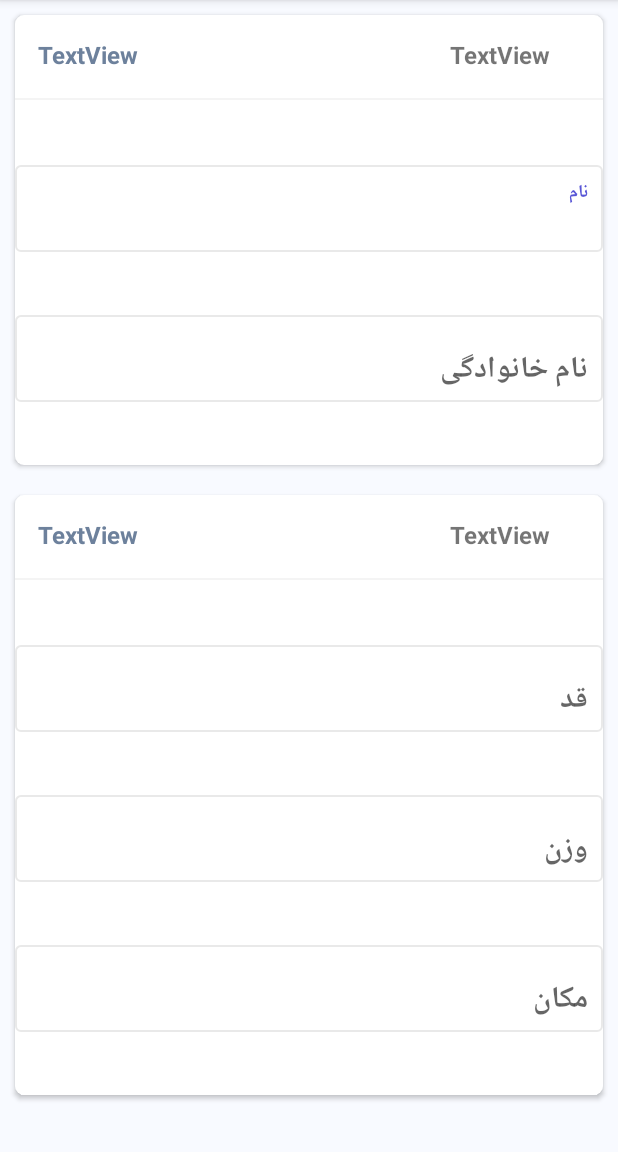
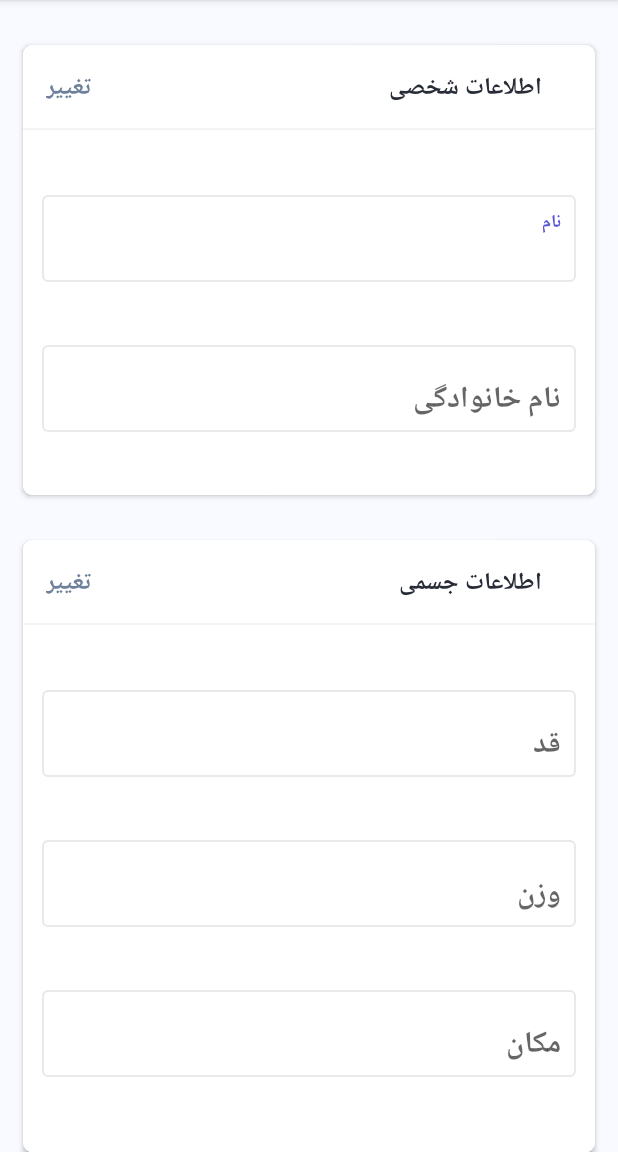
Before and after one commit to Geekologyir/Parvaneh, an Android app: the documentActivity screen opened directly, with no data from a screen before it, on a phone screen of 412 x 824 dp, the part 84-1236 px from its top. Run offline under Robolectric (Android 15) with nearby library versions, the phone set to English and light mode, and no system bars.

Commit message:
document activity1

```diff
--- a/app/src/main/AndroidManifest.xml
+++ b/app/src/main/AndroidManifest.xml
@@ -36,7 +36,8 @@
             android:label="@string/title_activity_login" />
         <activity android:name=".SignupActivity" />
         <activity android:name=".ForgetActivity" />
-        <activity android:name=".NewSportPlanActivity"></activity>
+        <activity android:name=".NewSportPlanActivity" />
+        <activity android:name=".Chang_Document"></activity>
     </application>
 
 </manifest>
--- /dev/null
+++ b/app/src/main/java/ir/geek/parvaneh/Chang_Document.java
@@ -0,0 +1,13 @@
+package ir.geek.parvaneh;
+
+import android.support.v7.app.AppCompatActivity;
+import android.os.Bundle;
+
+public class Chang_Document extends AppCompatActivity {
+
+    @Override
+    protected void onCreate(Bundle savedInstanceState) {
+        super.onCreate(savedInstanceState);
+        setContentView(R.layout.activity_chang__document);
+    }
+}
--- a/app/src/main/java/ir/geek/parvaneh/documentActivity.java
+++ b/app/src/main/java/ir/geek/parvaneh/documentActivity.java
@@ -1,13 +1,53 @@
 package ir.geek.parvaneh;
 
+import android.content.Intent;
 import android.support.v7.app.AppCompatActivity;
 import android.os.Bundle;
+import android.view.View;
+import android.widget.EditText;
+import android.widget.TextView;
 
 public class documentActivity extends AppCompatActivity {
+
+    TextView changPersonalInfo;
+    TextView txtpersonalinfo;
+    TextView changcorporealInfo;
+    TextView txtcorporealInfo;
+    EditText Fname;
+    EditText Lname;
+    EditText size;
+    EditText weight;
+    EditText place;
+
 
     @Override
     protected void onCreate(Bundle savedInstanceState) {
         super.onCreate(savedInstanceState);
         setContentView(R.layout.activity_document);
+
+        TextView changPersonalInfo=(TextView)findViewById(R.id.changPersonalInfo);
+        changPersonalInfo.setOnClickListener(new View.OnClickListener() {
+            @Override
+            public void onClick(View view) {
+                startActivity(new Intent(documentActivity.this,Chang_Document.class));
+                finish();
+            }
+        });
+        TextView txtpersonalinfo=(TextView)findViewById(R.id.txtcorporealInfo);
+        TextView changcorporealInfo=(TextView)findViewById(R.id.changcorporealInfo);
+        changcorporealInfo.setOnClickListener(new View.OnClickListener() {
+            @Override
+            public void onClick(View view) {
+                startActivity(new Intent(documentActivity.this,Chang_Document.class));
+                finish();
+            }
+        });
+        TextView txtcorporealInfo=(TextView)findViewById(R.id.txtcorporealInfo);
+
+        EditText Fname=(EditText)findViewById(R.id.Fname);
+        EditText Lname=(EditText)findViewById(R.id.Lname);
+        EditText size=(EditText)findViewById(R.id.size);
+        EditText weight=(EditText)findViewById(R.id.weight);
+        EditText place=(EditText)findViewById(R.id.place);
     }
 }
--- /dev/null
+++ b/app/src/main/res/layout/activity_chang__document.xml
@@ -0,0 +1,9 @@
+<?xml version="1.0" encoding="utf-8"?>
+<android.support.constraint.ConstraintLayout xmlns:android="http://schemas.android.com/apk/res/android"
+    xmlns:app="http://schemas.android.com/apk/res-auto"
+    xmlns:tools="http://schemas.android.com/tools"
+    android:layout_width="match_parent"
+    android:layout_height="match_parent"
+    tools:context="ir.geek.parvaneh.Chang_Document">
+
+</android.support.constraint.ConstraintLayout>
--- a/app/src/main/res/layout/activity_document.xml
+++ b/app/src/main/res/layout/activity_document.xml
@@ -47,16 +47,16 @@
             android:layout_width="match_parent"
             android:layout_height="300dp"
             android:layout_below="@id/my_toolbar"
-           android:layout_marginTop="50dp"
-            android:layout_margin="10dp"
+           android:layout_marginTop="30dp"
+            android:layout_marginLeft="15dp"
+            android:layout_marginRight="15dp"
             android:background="@drawable/block_bg"
-            android:elevation="2dp"
-            >
+            android:elevation="2dp">
 
             <RelativeLayout
                 android:id="@+id/per_item_header"
                 android:layout_width="match_parent"
-                android:layout_height="55dp"
+                android:layout_height="60dp"
                 android:padding="15dp">
              <TextView
                 android:id="@+id/changPersonalInfo"
@@ -64,8 +64,7 @@
                 android:layout_height="wrap_content"
                 android:layout_alignBottom="@+id/txtpersonalinfo"
                 android:layout_alignParentStart="true"
-                android:text="TextView"
-                tools:text="@string/chang"
+                android:text="@string/chang"
                  android:layout_alignParentLeft="true"
                  android:textSize="16sp"
                  android:textStyle="bold"
@@ -80,9 +79,9 @@
                  android:textSize="16sp"
                  android:textStyle="bold"
                 android:layout_weight="1"
-                android:text="TextView"
-                tools:text="اطلاعات شخصی"
-                android:layout_marginRight="20dp" />
+                android:text="اطلاعات شخصی"
+                android:layout_marginRight="20dp"
+                 android:textColor="@color/dark"/>
             </RelativeLayout>
             <View
                 android:layout_width="match_parent"
@@ -103,7 +102,8 @@
                     android:layout_centerHorizontal="true"
                     android:layout_marginTop="100dp"
                     android:background="@drawable/textinputbg"
-                    android:orientation="vertical">
+                    android:orientation="vertical"
+                    android:layout_marginLeft="25dp">
 
                     <EditText
                         android:id="@+id/Fname"
@@ -127,7 +127,8 @@
                     android:layout_centerHorizontal="true"
                     android:layout_marginTop="200dp"
                     android:background="@drawable/textinputbg"
-                    android:orientation="vertical">
+                    android:orientation="vertical"
+                    android:layout_marginLeft="25dp">
 
                     <EditText
                         android:id="@+id/Lname"
@@ -150,11 +151,12 @@
         <!-- corporeal information -->
         <RelativeLayout
             android:layout_width="match_parent"
-            android:layout_height="400dp"
+            android:layout_height="420dp"
             android:id="@+id/relativecorporeallInfo"
             android:layout_below="@id/relativePersonalInfo"
-            android:layout_marginTop="50dp"
-            android:layout_margin="10dp"
+            android:layout_marginTop="30dp"
+            android:layout_marginLeft="15dp"
+            android:layout_marginRight="15dp"
             android:background="@drawable/block_bg"
             android:elevation="2dp">
 
@@ -162,7 +164,7 @@
             <RelativeLayout
                 android:id="@+id/cor_item_header"
                 android:layout_width="match_parent"
-                android:layout_height="55dp"
+                android:layout_height="60dp"
                 android:padding="15dp">
                 <TextView
                     android:id="@+id/changcorporealInfo"
@@ -170,8 +172,7 @@
                     android:layout_height="wrap_content"
                     android:layout_alignBottom="@+id/txtcorporealInfo"
                     android:layout_alignParentStart="true"
-                    android:text="TextView"
-                    tools:text="@string/chang"
+                    android:text="@string/chang"
                     android:layout_alignParentLeft="true"
                     android:textSize="16sp"
                     android:textStyle="bold"
@@ -186,9 +187,9 @@
                     android:textSize="16sp"
                     android:textStyle="bold"
                     android:layout_weight="1"
-                    android:text="TextView"
-                    tools:text="اطلاعات جسمی"
-                    android:layout_marginRight="20dp" />
+                    android:text="اطلاعات جسمی"
+                    android:layout_marginRight="20dp"
+                    android:textColor="@color/dark"/>
             </RelativeLayout>
 
 
@@ -210,7 +211,8 @@
                 android:layout_centerHorizontal="true"
                 android:layout_marginTop="100dp"
                 android:background="@drawable/textinputbg"
-                android:orientation="vertical">
+                android:orientation="vertical"
+                android:layout_marginLeft="25dp">
 
                 <EditText
                     android:id="@+id/size"
@@ -234,7 +236,8 @@
                 android:layout_centerHorizontal="true"
                 android:layout_marginTop="200dp"
                 android:background="@drawable/textinputbg"
-                android:orientation="vertical">
+                android:orientation="vertical"
+                android:layout_marginLeft="25dp">
 
                 <EditText
                     android:id="@+id/weight"
@@ -257,7 +260,8 @@
                 android:layout_centerHorizontal="true"
                 android:layout_marginTop="300dp"
                 android:background="@drawable/textinputbg"
-                android:orientation="vertical">
+                android:orientation="vertical"
+                android:layout_marginLeft="25dp">
 
                 <EditText
                     android:id="@+id/place"
--- a/app/src/main/res/values/colors.xml
+++ b/app/src/main/res/values/colors.xml
@@ -9,4 +9,6 @@
     <color name="link">#ff2a68</color>
     <color name="blue_grey">#6d819c</color>
     <color name="divider">#e9e9e9</color>
+    <color name="dark">#282c37</color>
+    <color name="warm_blue">#5856d6</color>
 </resources>
```
